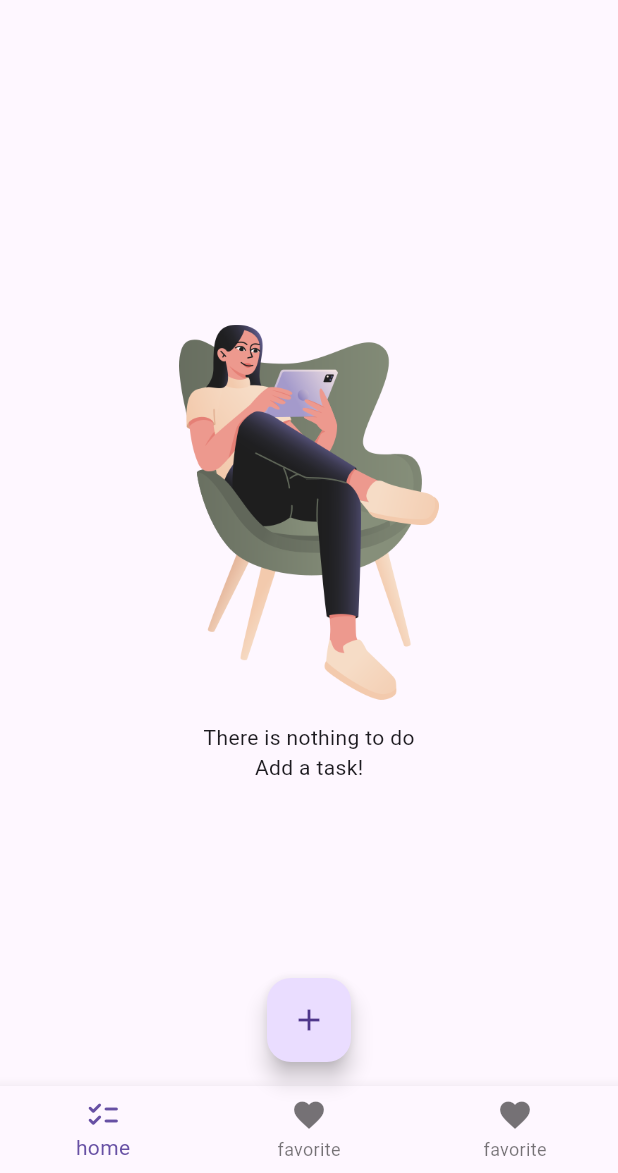
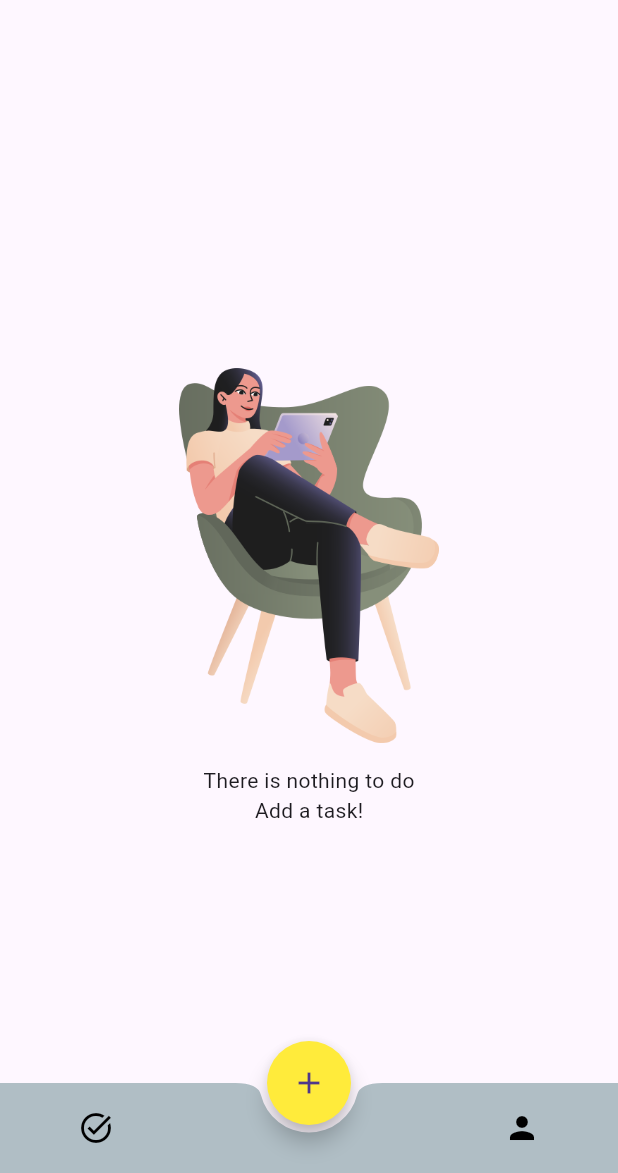
Before and after one commit to farzadseyyedzadeh/today_todo_app, a Flutter app: the screen it shows after launch, on a phone screen of 412 x 824 dp, the part 63-1236 px from its top. Run offline on Flutter 3.47's test engine with Material 3 defaults, Android fonts, the phone set to English and light mode, and no system bars; our stand-ins replace flutter_slidable, hive_flutter; accounts and stored records are empty.

Commit message:
bottom bar and floating action button merged

```diff
--- a/lib/screens/home_screen.dart
+++ b/lib/screens/home_screen.dart
@@ -80,16 +80,19 @@ class _HomeScreenState extends State<HomeScreen> {
   @override
   Widget build(BuildContext context) {
     return Scaffold(
+        extendBody: true,
         appBar: AppBar(
           title: const Text('Today'),
           centerTitle: true,
         ),
         drawer: const SideDrawer(),
         floatingActionButton: FloatingActionButton(
+          backgroundColor: Colors.yellow,
+          shape: const CircleBorder(),
           onPressed: createNewTask,
           child: const Icon(Icons.add),
         ),
-        floatingActionButtonLocation: FloatingActionButtonLocation.centerFloat,
+        floatingActionButtonLocation: FloatingActionButtonLocation.centerDocked,
         bottomNavigationBar: const BottomNavBar(),
         body: db.todoList.isEmpty
             ? const NoTask()
--- a/lib/widgets/bottom_navigation_bar.dart
+++ b/lib/widgets/bottom_navigation_bar.dart
@@ -7,17 +7,31 @@ class BottomNavBar extends StatelessWidget {
 
   @override
   Widget build(BuildContext context) {
-    return BottomNavigationBar(items: const [
-      BottomNavigationBarItem(
-          icon: Icon(Icons.checklist_rounded), label: 'home'),
-      BottomNavigationBarItem(
-        icon: Icon(Icons.favorite),
-        label: 'favorite',
-      ),
-      BottomNavigationBarItem(
-        icon: Icon(Icons.favorite),
-        label: 'favorite',
-      ),
-    ]);
+    return BottomAppBar(
+      shape: const CircularNotchedRectangle(),
+      color: Colors.blueGrey.shade200,
+      height: 60.0,
+      padding: const EdgeInsets.symmetric(horizontal: 40),
+      notchMargin: 5.0,
+      child: Row(
+          mainAxisSize: MainAxisSize.max,
+          mainAxisAlignment: MainAxisAlignment.spaceBetween,
+          children: <Widget>[
+            IconButton(
+              icon: const Icon(
+                Icons.task_alt_sharp,
+                color: Colors.black,
+              ),
+              onPressed: () {},
+            ),
+            IconButton(
+              icon: const Icon(
+                Icons.person,
+                color: Colors.black,
+              ),
+              onPressed: () {},
+            ),
+          ]),
+    );
   }
 }
```
